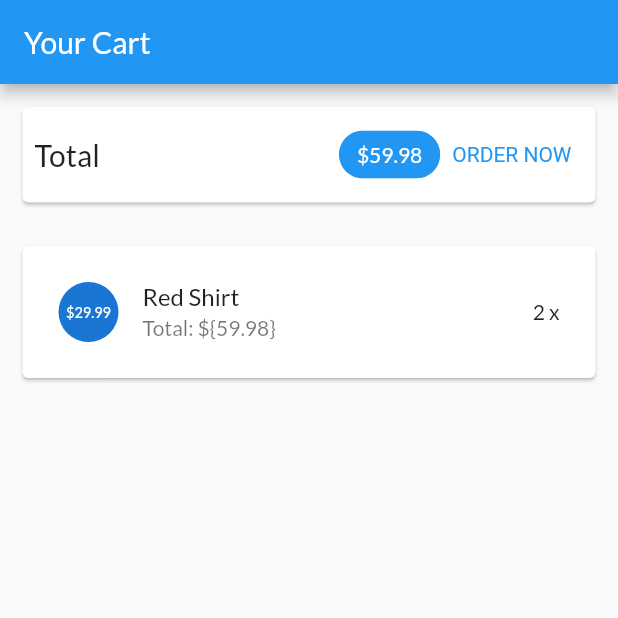
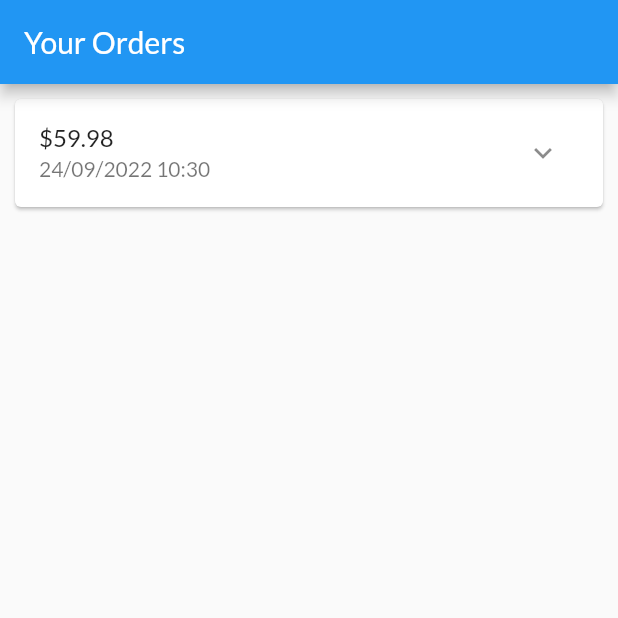
Before and after one commit to LeThiYenLuaB1910408/CT484_THUCHANH, a Flutter app: the screen it shows after launch, on a phone screen of 412 x 824 dp, the top half of it. Run offline on Flutter 3.47's test engine with Material 2 defaults, Android fonts, the phone set to English and light mode, and no system bars.

Commit message:
Xay dung trang cac dat hang

```diff
--- a/lib/main.dart
+++ b/lib/main.dart
@@ -4,6 +4,7 @@ import 'package:myshop/ui/products/product_overview_screen.dart';
 import 'package:myshop/ui/products/products_manager.dart';
 import 'package:myshop/ui/products/user_products_screen.dart';
 import 'ui/cart/cart_screen.dart';
+import 'ui/orders/orders_screen.dart';
 
 void main() {
   runApp(const MyApp());
@@ -32,7 +33,8 @@ class MyApp extends StatelessWidget {
         //   child: ProductsOverviewScreen(),
         // ),
         // child: UserProductScreen(),
-        child: CartScreen(),
+        // child: CartScreen(),
+        child: OrdersScreen(),
       ),
     );
   }
--- /dev/null
+++ b/lib/models/order_item.dart
@@ -0,0 +1,33 @@
+import 'cart_item.dart';
+
+class OrderItem {
+  final String? id;
+  final double amount;
+  final List<CartItem> products;
+  final DateTime dateTime;
+
+  int get productCount {
+    return products.length;
+  }
+
+  OrderItem({
+    this.id,
+    required this.amount,
+    required this.products,
+    DateTime? dateTime,
+  }) : dateTime = dateTime ?? DateTime.now();
+
+  OrderItem copyWith({
+    String? id,
+    double? amount,
+    List<CartItem>? products,
+    DateTime? dateTime,
+  }) {
+    return OrderItem(
+      id: id ?? this.id,
+      amount: amount ?? this.amount,
+      products: products ?? this.products,
+      dateTime: dateTime ?? this.dateTime,
+    );
+  }
+}
--- /dev/null
+++ b/lib/ui/orders/order_item_card.dart
@@ -0,0 +1,79 @@
+import 'dart:math';
+import 'package:flutter/material.dart';
+import 'package:intl/intl.dart';
+import '../../models/order_item.dart';
+
+class OrderItemCard extends StatefulWidget {
+  final OrderItem order;
+
+  const OrderItemCard(this.order, {super.key});
+
+  @override
+  State<OrderItemCard> createState() => _OrderItemCardState();
+}
+
+class _OrderItemCardState extends State<OrderItemCard> {
+  var _expanded = false;
+
+  @override
+  Widget build(BuildContext context) {
+    return Card(
+      margin: const EdgeInsets.all(10),
+      child: Column(
+        children: <Widget>[
+          buildOrderSummary(),
+          if (_expanded) buildOrderDetails()
+        ],
+      ),
+    );
+  }
+
+  Widget buildOrderDetails() {
+    return Container(
+      padding: const EdgeInsets.symmetric(horizontal: 15, vertical: 4),
+      height: min(widget.order.productCount * 20.0 + 10, 100),
+      child: ListView(
+        children: widget.order.products
+            .map(
+              (prod) => Row(
+                mainAxisAlignment: MainAxisAlignment.spaceBetween,
+                children: <Widget>[
+                  Text(
+                    prod.title,
+                    style: const TextStyle(
+                      fontSize: 18,
+                      fontWeight: FontWeight.bold,
+                    ),
+                  ),
+                  Text(
+                    '${prod.quantity}x \$${prod.price}',
+                    style: const TextStyle(
+                      fontSize: 18,
+                      color: Colors.grey,
+                    ),
+                  )
+                ],
+              ),
+            )
+            .toList(),
+      ),
+    );
+  }
+
+  Widget buildOrderSummary() {
+    return ListTile(
+      title: Text('\$${widget.order.amount}'),
+      subtitle: Text(
+        DateFormat('dd/MM/yyyy hh:mm').format(widget.order.dateTime),
+      ),
+      trailing: IconButton(
+        icon: Icon(_expanded ? Icons.expand_less : Icons.expand_more),
+        onPressed: () {
+          setState(() {
+            _expanded = !_expanded;
+          });
+        },
+      ),
+    );
+  }
+}
--- /dev/null
+++ b/lib/ui/orders/order_manager.dart
@@ -0,0 +1,29 @@
+import 'package:flutter/cupertino.dart';
+
+import '../../models/cart_item.dart';
+import '../../models/order_item.dart';
+
+class OrdersManager with ChangeNotifier {
+  final List<OrderItem> _orders = [
+    OrderItem(
+      id: 'o1',
+      amount: 59.98,
+      products: [
+        CartItem(id: 'c1',
+        title: 'Red Shirt',
+        quantity: 2,
+        price: 29.99,
+        )
+      ],
+      dateTime: DateTime.now(),
+    )
+  ];
+
+  int get orderCount{
+    return _orders.length;
+  }
+
+  List<OrderItem> get orders{
+    return [..._orders];
+  }
+}
--- /dev/null
+++ b/lib/ui/orders/orders_screen.dart
@@ -0,0 +1,22 @@
+import 'package:flutter/material.dart';
+import 'order_item_card.dart';
+import 'order_manager.dart';
+
+class OrdersScreen extends StatelessWidget {
+  const OrdersScreen({super.key});
+
+  @override
+  Widget build(BuildContext context) {
+    print('Building orders');
+    final ordersManager = OrdersManager();
+    return Scaffold(
+      appBar: AppBar(
+        title: const Text('Your Orders'),
+      ),
+      body: ListView.builder(
+        itemCount: ordersManager.orderCount,
+        itemBuilder: (ctx, i) => OrderItemCard(ordersManager.orders[i]),
+      ),
+    );
+  }
+}
--- a/pubspec.yaml
+++ b/pubspec.yaml
@@ -29,6 +29,7 @@ environment:
 dependencies:
   flutter:
     sdk: flutter
+  intl: ^0.17.0
 
 
   # The following adds the Cupertino Icons font to your application.
```
Also changed, not shown: pubspec.lock.
